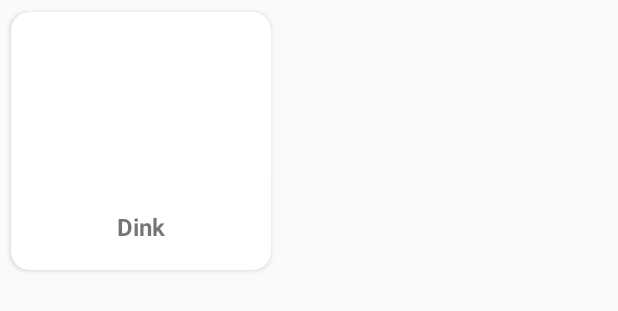
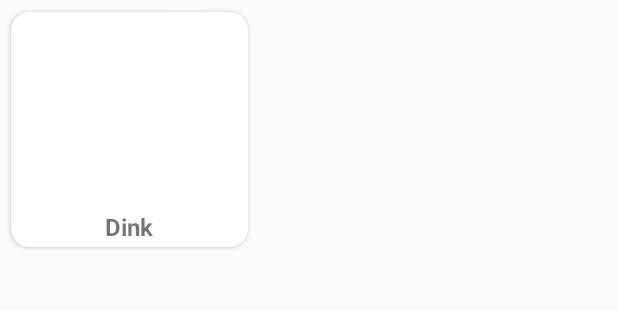
Before and after one commit to YeungJai/OrderFoodSystem, an Android app: the layout menu_item.xml on its own in the app's theme, with its tools: preview values and no code run, on a phone screen of 412 x 824 dp. Shown: the top 311 px of the screen. Run offline under Robolectric (Android 15) with nearby library versions, the phone set to English and light mode, and no system bars.

Commit message:
Done ;D 4.0
Done ;D 4.0

```diff
--- a/app/src/main/AndroidManifest.xml
+++ b/app/src/main/AndroidManifest.xml
@@ -10,9 +10,9 @@
     <application
         tools:replace="android:icon"
         android:allowBackup="true"
-        android:icon="@drawable/applogo"
+        android:icon="@drawable/ulogo"
         android:label="@string/app_name"
-        android:roundIcon="@drawable/applogo"
+        android:roundIcon="@drawable/ulogo"
         android:supportsRtl="true"
         android:theme="@style/AppTheme">
 
--- a/app/src/main/java/com/example/orderfoodsystem/Home.java
+++ b/app/src/main/java/com/example/orderfoodsystem/Home.java
@@ -5,6 +5,7 @@ import android.os.Bundle;
 
 import com.andremion.counterfab.CounterFab;
 import com.daimajia.slider.library.SliderLayout;
+import com.example.orderfoodsystem.Common.Common;
 import com.example.orderfoodsystem.Database.Database;
 import com.example.orderfoodsystem.Interface.ItemClickListener;
 import com.example.orderfoodsystem.Model.Category;
@@ -98,7 +99,7 @@ public class Home extends AppCompatActivity
         //Set Name for user
         View headerView = navigationView.getHeaderView(0);
         txtFullName = (TextView)headerView.findViewById(R.id.txtFullName);
-//        txtFullName.setText(Common.currentUser.getName());
+        txtFullName.setText(Common.currentUser.getName());
 
         //Load menu
         recycler_menu = findViewById(R.id.recycler_menu);
--- a/app/src/main/res/layout/activity_food_detail.xml
+++ b/app/src/main/res/layout/activity_food_detail.xml
@@ -192,7 +192,7 @@
     </androidx.core.widget.NestedScrollView>
 
     <LinearLayout
-        android:layout_marginTop="660sp"
+        android:layout_marginTop="650sp"
         android:orientation="vertical"
         android:layout_width="match_parent"
         android:layout_height="wrap_content">
--- a/app/src/main/res/layout/forgot_password_layout.xml
+++ b/app/src/main/res/layout/forgot_password_layout.xml
@@ -18,7 +18,6 @@
             android:layout_width="match_parent"
             android:layout_height="wrap_content"
             android:hint="Name"
-            android:textColor="@android:color/holo_orange_dark"
             android:textSize="34dp"
             android:inputType="text"
             />
@@ -28,7 +27,6 @@
             android:layout_width="match_parent"
             android:layout_height="wrap_content"
             android:hint="SecureCode"
-            android:textColor="@android:color/holo_orange_dark"
             android:textSize="34dp"
             android:inputType="text"
             />
--- a/app/src/main/res/layout/menu_item.xml
+++ b/app/src/main/res/layout/menu_item.xml
@@ -1,7 +1,7 @@
 <?xml version="1.0" encoding="utf-8"?>
 <androidx.cardview.widget.CardView xmlns:android="http://schemas.android.com/apk/res/android"
-    android:layout_width="185dp"
-    android:layout_height="185dp"
+    android:layout_width="170dp"
+    android:layout_height="170dp"
     android:layout_margin="1.5dp"
     android:clickable="true"
     app:cardCornerRadius="12dp"
--- a/app/src/main/res/mipmap-anydpi-v26/ic_launcher.xml
+++ b/app/src/main/res/mipmap-anydpi-v26/ic_launcher.xml
@@ -1,5 +1,5 @@
 <?xml version="1.0" encoding="utf-8"?>
 <adaptive-icon xmlns:android="http://schemas.android.com/apk/res/android">
     <background android:drawable="@drawable/ic_launcher_background" />
-    <foreground android:drawable="@drawable/ic_launcher_foreground" />
+    <foreground android:drawable="@drawable/ulogo" />
 </adaptive-icon>
--- a/app/src/main/res/values/strings.xml
+++ b/app/src/main/res/values/strings.xml
@@ -1,5 +1,5 @@
 <resources>
-    <string name="app_name">OrderFoodSystem</string>
+    <string name="app_name">Yummy2U</string>
 
     <string name="facebook_application_id" translatable="false">534471860426430</string>
     <string name="fb_login_protocol_scheme" translatable="false">fb534471860426430</string>
```
